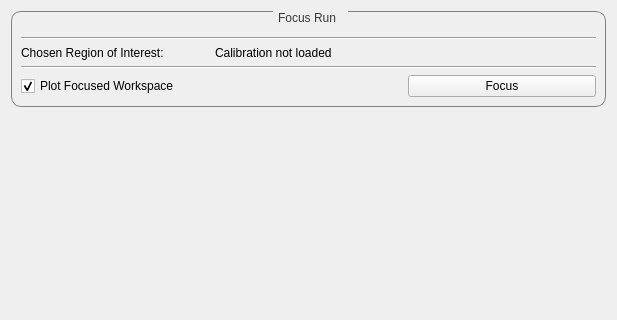
First picture: the form in scripts/Engineering/gui/engineering_diffraction/tabs/focus/focus_tab.ui, repository mantidproject/mantid, before the edit; both pictures show x 0 to 617 and y 0 to 320 of the 617 by 481 pixel window.
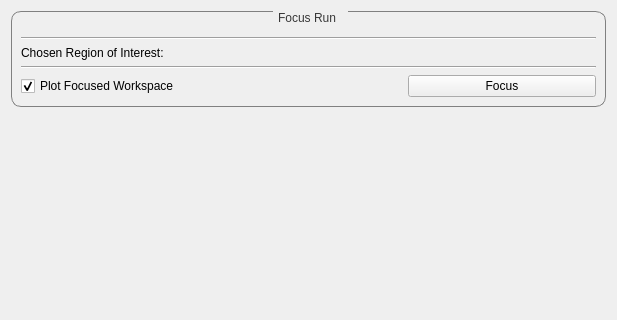
Second picture: the form after the edit. Custom widgets are drawn as their Qt base class.

Patch:
```diff
--- a/scripts/Engineering/gui/engineering_diffraction/tabs/focus/focus_tab.ui
+++ b/scripts/Engineering/gui/engineering_diffraction/tabs/focus/focus_tab.ui
@@ -116,7 +116,7 @@
           <item row="4" column="1" colspan="2">
            <widget class="QLabel" name="regionDisplay">
             <property name="text">
-             <string>Calibration not loaded</string>
+             <string></string>
             </property>
            </widget>
           </item>
```
